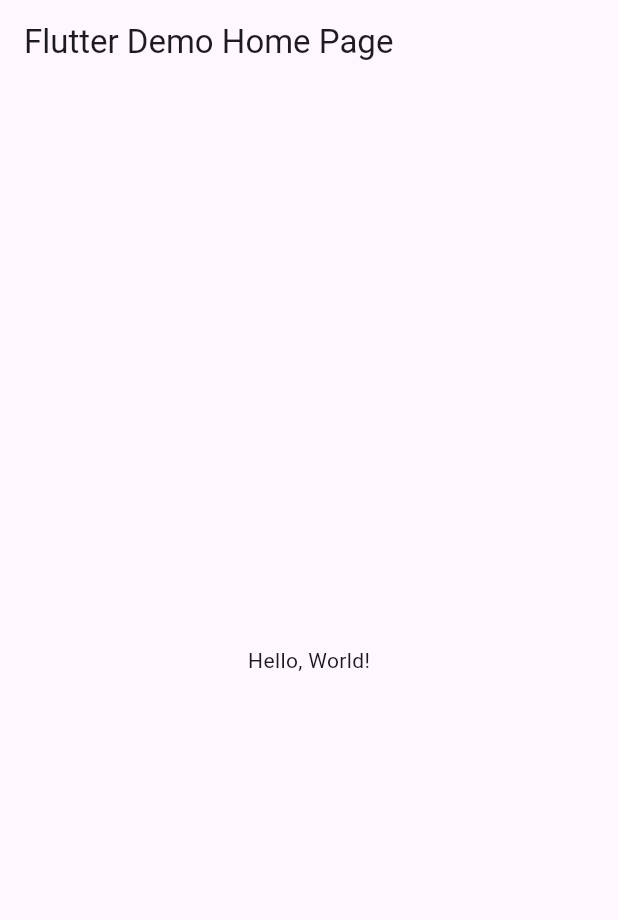
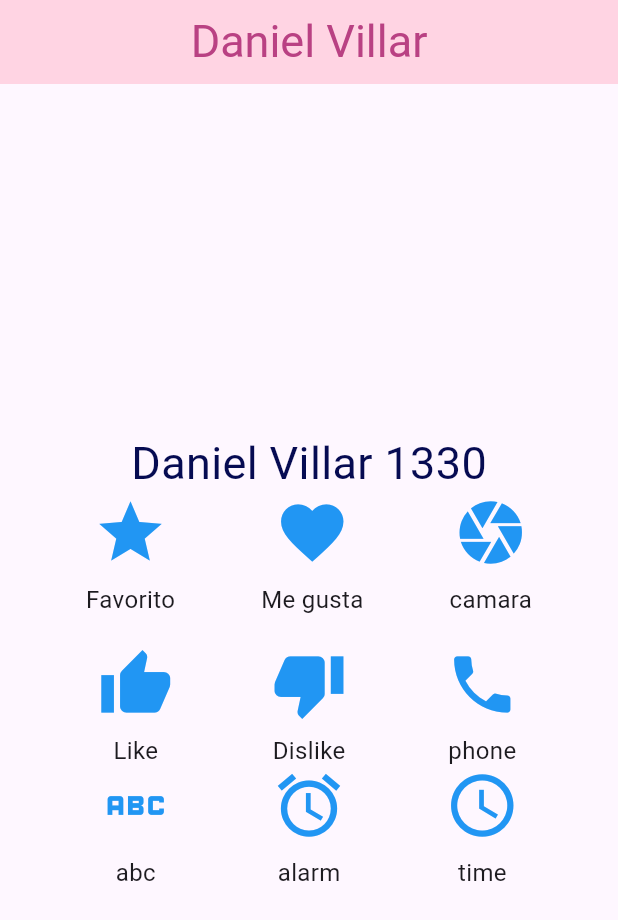
Before and after one commit to Daniel-Villar/p9_v2_iconos, a Flutter app: the screen it shows after launch, on a phone screen of 412 x 824 dp. Shown: the top 920 px of the screen. Run offline on Flutter 3.47's test engine with Material 3 defaults, Android fonts, the phone set to English and light mode, and no system bars.

Commit message:
act 9 v2

```diff
--- a/lib/main.dart
+++ b/lib/main.dart
@@ -1,43 +1,87 @@
 import 'package:flutter/material.dart';
 
-void main() => runApp(MyApp());
+void main() => runApp(MisIconos());
 
-class MyApp extends StatelessWidget {
-  const MyApp({super.key});
-  // This widget is the root of your application.
+class MisIconos extends StatelessWidget {
+  const MisIconos({Key? key}) : super(key: key);
+
   @override
   Widget build(BuildContext context) {
     return MaterialApp(
-      // Application name
-      title: 'Flutter Hello World',
-      // Application theme data, you can set the colors for the application as
-      // you want
-      theme: ThemeData(
-        // useMaterial3: false,
-        primarySwatch: Colors.blue,
-      ),
-      // A widget which will be started on application startup
-      home: MyHomePage(title: 'Flutter Demo Home Page'),
-    );
-  }
-}
-
-class MyHomePage extends StatelessWidget {
-  final String title;
-  const MyHomePage({super.key, required this.title});
-
-  @override
-  Widget build(BuildContext context) {
-    return Scaffold(
-      appBar: AppBar(
-        // The title text which will be shown on the action bar
-        title: Text(title),
-      ),
-      body: Center(
-        child: Text(
-          'Hello, World!',
+      debugShowCheckedModeBanner: false,
+      home: Scaffold(
+        appBar: AppBar(
+          title: Text(
+            "Daniel Villar",
+            style: TextStyle(color: Color(0xffb94183), fontSize: 30),
+          ),
+          centerTitle: true,
+          backgroundColor: Color(0xffffd4e3),
+        ),
+        body: Center(
+          child: Column(
+            mainAxisAlignment: MainAxisAlignment.center,
+            children: [
+              Text(
+                "Daniel Villar 1330",
+                style: TextStyle(fontSize: 30, color: Color(0xff060b52)),
+              ),
+              // Primera fila de iconos
+              Row(
+                mainAxisAlignment: MainAxisAlignment.spaceEvenly,
+                children: [
+                  IconWithSubtitle(icon: Icons.star, subtitle: 'Favorito'),
+                  IconWithSubtitle(icon: Icons.favorite, subtitle: 'Me gusta'),
+                  IconWithSubtitle(icon: Icons.camera, subtitle: 'camara'),
+                ],
+              ),
+              SizedBox(height: 20), // Espacio entre las filas
+              // Segunda fila de iconos
+              Row(
+                mainAxisAlignment: MainAxisAlignment.spaceEvenly,
+                children: [
+                  IconWithSubtitle(icon: Icons.thumb_up, subtitle: 'Like'),
+                  IconWithSubtitle(icon: Icons.thumb_down, subtitle: 'Dislike'),
+                  IconWithSubtitle(icon: Icons.phone, subtitle: 'phone'),
+                ],
+              ),
+              //tercera fila
+              Row(
+                mainAxisAlignment: MainAxisAlignment.spaceEvenly,
+                children: [
+                  IconWithSubtitle(icon: Icons.abc, subtitle: 'abc'),
+                  IconWithSubtitle(icon: Icons.access_alarm, subtitle: 'alarm'),
+                  IconWithSubtitle(
+                      icon: Icons.access_time_outlined, subtitle: 'time'),
+                ],
+              ),
+            ],
+          ),
         ),
       ),
     );
   }
+} //clase mis iconos
+
+// Widget personalizado para un icono con subtítulo
+class IconWithSubtitle extends StatelessWidget {
+  final IconData icon;
+  final String subtitle;
+
+  const IconWithSubtitle({
+    Key? key,
+    required this.icon,
+    required this.subtitle,
+  }) : super(key: key);
+
+  @override
+  Widget build(BuildContext context) {
+    return Column(
+      children: [
+        Icon(icon, size: 50.0, color: Colors.blue),
+        SizedBox(height: 8), // Espacio entre el icono y el texto
+        Text(subtitle, style: TextStyle(fontSize: 16)),
+      ],
+    );
+  }
 }
```
Also changed, not shown: act9 v2.PNG (added).
